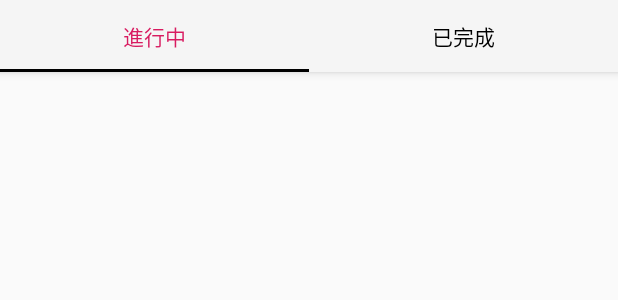
After one commit to mocu1985/FBLoginKotlinSample, an Android app: the layout trade_record_main_fragment.xml on its own in the app's theme, with its tools: preview values and no code run, on a phone screen of 412 x 824 dp. The commit adds this screen. Shown: the top 300 px of the screen. Run offline under Robolectric (Android 15) with nearby library versions, the phone set to English and light mode, and no system bars.

Commit message:
實作交易紀錄viewpager嵌套viewPager

```diff
--- a/app/src/main/AndroidManifest.xml
+++ b/app/src/main/AndroidManifest.xml
@@ -46,7 +46,7 @@
         </activity>
         <activity android:name=".fragment.setting.ui.main.function.trusttrade.TrustTradeActivity">
         </activity>
-        <activity android:name=".fragment.setting.ui.main.function.ruling.TrustTradeDetailActivity">
+        <activity android:name=".fragment.setting.ui.main.function.traderecord.ui.trusttradedetail.TrustTradeDetailActivity">
         </activity>
     </application>
 
--- a/app/src/main/java/epost/android/mitake/com/fbloginkotlinsample/fragment/setting/ui/main/MainTabActivity.kt
+++ b/app/src/main/java/epost/android/mitake/com/fbloginkotlinsample/fragment/setting/ui/main/MainTabActivity.kt
@@ -7,7 +7,7 @@ import android.support.v7.app.AppCompatActivity
 import com.google.firebase.firestore.FirebaseFirestore
 import epost.android.mitake.com.fbloginkotlinsample.R
 import epost.android.mitake.com.fbloginkotlinsample.adapter.SectionsPagerAdapter
-import epost.android.mitake.com.fbloginkotlinsample.fragment.setting.ui.main.function.ruling.TrustTradeListFragment
+import epost.android.mitake.com.fbloginkotlinsample.fragment.setting.ui.main.function.traderecord.TradeRecordMainFragment
 import epost.android.mitake.com.fbloginkotlinsample.fragment.setting.ui.main.userprofile.ProfileEditFragment
 import kotlinx.android.synthetic.main.activity_main_tab.*
 
@@ -36,7 +36,7 @@ class MainTabActivity : AppCompatActivity() {
 
 
         mSectionsPagerAdapter!!.addFragment(ProfileEditFragment())
-        mSectionsPagerAdapter!!.addFragment(TrustTradeListFragment())
+        mSectionsPagerAdapter!!.addFragment(TradeRecordMainFragment())
         mSectionsPagerAdapter!!.addFragment()
 
         // Set up the ViewPager with the sections adapter.
--- a/app/src/main/java/epost/android/mitake/com/fbloginkotlinsample/fragment/setting/ui/main/function/ruling/TrustTradeDetailActivity.kt
+++ b/app/src/main/java/epost/android/mitake/com/fbloginkotlinsample/fragment/setting/ui/main/function/traderecord/ui/trusttradedetail/TrustTradeDetailActivity.kt
@@ -1,8 +1,8 @@
-package epost.android.mitake.com.fbloginkotlinsample.fragment.setting.ui.main.function.ruling
+package epost.android.mitake.com.fbloginkotlinsample.fragment.setting.ui.main.function.traderecord.ui.trusttradedetail
 
 import android.os.Bundle
 import epost.android.mitake.com.fbloginkotlinsample.R
-import epost.android.mitake.com.fbloginkotlinsample.fragment.setting.ui.main.function.ruling.ui.trusttradedetail.TrustTradeDetailFragment
+import epost.android.mitake.com.fbloginkotlinsample.fragment.setting.ui.main.function.traderecord.ui.trusttradedetail.TrustTradeDetailFragment
 import epost.android.mitake.com.fbloginkotlinsample.framework.TitleBarParentActivity
 import kotlinx.android.synthetic.main.activity_share_titlebar_content.*
 
--- a/app/src/main/java/epost/android/mitake/com/fbloginkotlinsample/fragment/setting/ui/main/function/ruling/ui/trusttradedetail/TrustTradeDetailFragment.kt
+++ b/app/src/main/java/epost/android/mitake/com/fbloginkotlinsample/fragment/setting/ui/main/function/traderecord/ui/trusttradedetail/TrustTradeDetailFragment.kt
@@ -1,4 +1,4 @@
-package epost.android.mitake.com.fbloginkotlinsample.fragment.setting.ui.main.function.ruling.ui.trusttradedetail
+package epost.android.mitake.com.fbloginkotlinsample.fragment.setting.ui.main.function.traderecord.ui.trusttradedetail
 
 import android.arch.lifecycle.ViewModelProviders
 import android.databinding.DataBindingUtil
@@ -11,6 +11,7 @@ import epost.android.mitake.com.fbloginkotlinsample.R
 import epost.android.mitake.com.fbloginkotlinsample.attribute.GlobalProperties
 import epost.android.mitake.com.fbloginkotlinsample.databinding.TrustTradeDetailFragmentBinding
 
+//交易紀錄-明細
 class TrustTradeDetailFragment : Fragment() {
 
     companion object {
--- a/app/src/main/java/epost/android/mitake/com/fbloginkotlinsample/fragment/setting/ui/main/function/ruling/ui/trusttradedetail/TrustTradeDetailViewModel.kt
+++ b/app/src/main/java/epost/android/mitake/com/fbloginkotlinsample/fragment/setting/ui/main/function/traderecord/ui/trusttradedetail/TrustTradeDetailViewModel.kt
@@ -1,4 +1,4 @@
-package epost.android.mitake.com.fbloginkotlinsample.fragment.setting.ui.main.function.ruling.ui.trusttradedetail
+package epost.android.mitake.com.fbloginkotlinsample.fragment.setting.ui.main.function.traderecord.ui.trusttradedetail
 
 import android.arch.lifecycle.ViewModel
 import epost.android.mitake.com.fbloginkotlinsample.data.TrustTradeObject
--- a/app/src/main/java/epost/android/mitake/com/item/TrustTradeItem.kt
+++ b/app/src/main/java/epost/android/mitake/com/item/TrustTradeItem.kt
@@ -7,7 +7,7 @@ import epost.android.mitake.com.fbloginkotlinsample.BR
 import epost.android.mitake.com.fbloginkotlinsample.R
 import epost.android.mitake.com.fbloginkotlinsample.attribute.GlobalProperties
 import epost.android.mitake.com.fbloginkotlinsample.data.TrustTradeObject
-import epost.android.mitake.com.fbloginkotlinsample.fragment.setting.ui.main.function.ruling.TrustTradeDetailActivity
+import epost.android.mitake.com.fbloginkotlinsample.fragment.setting.ui.main.function.traderecord.ui.trusttradedetail.TrustTradeDetailActivity
 
 //信任交易清單item
 class TrustTradeItem : BaseItem {
--- /dev/null
+++ b/app/src/main/res/layout/trade_record_main_fragment.xml
@@ -0,0 +1,58 @@
+<?xml version="1.0" encoding="utf-8"?>
+<layout xmlns:android="http://schemas.android.com/apk/res/android"
+        xmlns:app="http://schemas.android.com/apk/res-auto"
+        xmlns:tools="http://schemas.android.com/tools"
+        tools:context="epost.android.mitake.com.fbloginkotlinsample.fragment.setting.ui.main.function.traderecord.TrustTradeListFragment">
+
+
+    <data>
+
+    </data>
+
+    <android.support.constraint.ConstraintLayout
+        android:layout_width="match_parent"
+        android:layout_height="match_parent">
+
+
+        <android.support.v4.view.ViewPager
+            android:id="@+id/view_pager"
+            android:layout_width="match_parent"
+            android:layout_height="0dp"
+            android:visibility="visible"
+            app:layout_constraintBottom_toBottomOf="parent"
+            app:layout_constraintEnd_toEndOf="parent"
+            app:layout_constraintStart_toStartOf="parent"
+            app:layout_constraintTop_toBottomOf="@+id/appbar"></android.support.v4.view.ViewPager>
+
+
+        <android.support.design.widget.AppBarLayout
+            android:id="@+id/appbar"
+            android:layout_width="match_parent"
+            android:layout_height="wrap_content">
+
+            <android.support.design.widget.TabLayout
+                android:id="@+id/tabs"
+                android:layout_width="match_parent"
+                android:layout_height="wrap_content"
+                app:tabIndicatorColor="@color/text_black"
+                app:tabSelectedTextColor="@color/colorAccent"
+                app:tabTextColor="@color/text_black">
+
+                <android.support.design.widget.TabItem
+                    android:id="@+id/tabItem"
+                    android:layout_width="wrap_content"
+                    android:layout_height="wrap_content"
+                    android:text="進行中"/>
+
+                <android.support.design.widget.TabItem
+                    android:id="@+id/tabItem2"
+                    android:layout_width="wrap_content"
+                    android:layout_height="wrap_content"
+                    android:text="已完成"/>
+
+            </android.support.design.widget.TabLayout>
+        </android.support.design.widget.AppBarLayout>
+
+
+    </android.support.constraint.ConstraintLayout>
+</layout>
--- a/app/src/main/res/layout/trust_trade_detail_fragment.xml
+++ b/app/src/main/res/layout/trust_trade_detail_fragment.xml
@@ -10,7 +10,7 @@
 
         <variable
             name="model"
-            type="epost.android.mitake.com.fbloginkotlinsample.fragment.setting.ui.main.function.ruling.ui.trusttradedetail.TrustTradeDetailViewModel"/>
+            type="epost.android.mitake.com.fbloginkotlinsample.fragment.setting.ui.main.function.traderecord.ui.trusttradedetail.TrustTradeDetailViewModel"/>
 
     </data>
 
```
Also changed, not shown: app/src/main/java/epost/android/mitake/com/fbloginkotlinsample/adapter/ChildViewPager.kt (added, +31 -0 lines), app/src/main/java/epost/android/mitake/com/fbloginkotlinsample/fragment/setting/ui/main/function/traderecord/TradeRecordMainFragment.kt (added, +54 -0 lines), app/src/main/java/epost/android/mitake/com/fbloginkotlinsample/fragment/setting/ui/main/function/traderecord/TradeRecordMainViewModel.kt (added, +7 -0 lines), app/src/main/java/epost/android/mitake/com/fbloginkotlinsample/fragment/setting/ui/main/function/traderecord/TrustTradeListFragment.kt (renamed from app/src/main/java/epost/android/mitake/com/fbloginkotlinsample/fragment/setting/ui/main/function/ruling/TrustTradeListFragment.kt, +6 -14 lines), app/src/main/java/epost/android/mitake/com/fbloginkotlinsample/framework/widget/NoScrollViewPager.kt (added, +39 -0 lines), app/src/main/res/layout/activity_main_tab.xml (+8 -5 lines), app/src/main/res/layout/trust_trade_item.xml (+12 -10 lines), app/src/main/res/layout/trust_trade_list_fragment.xml (+11 -4 lines).
